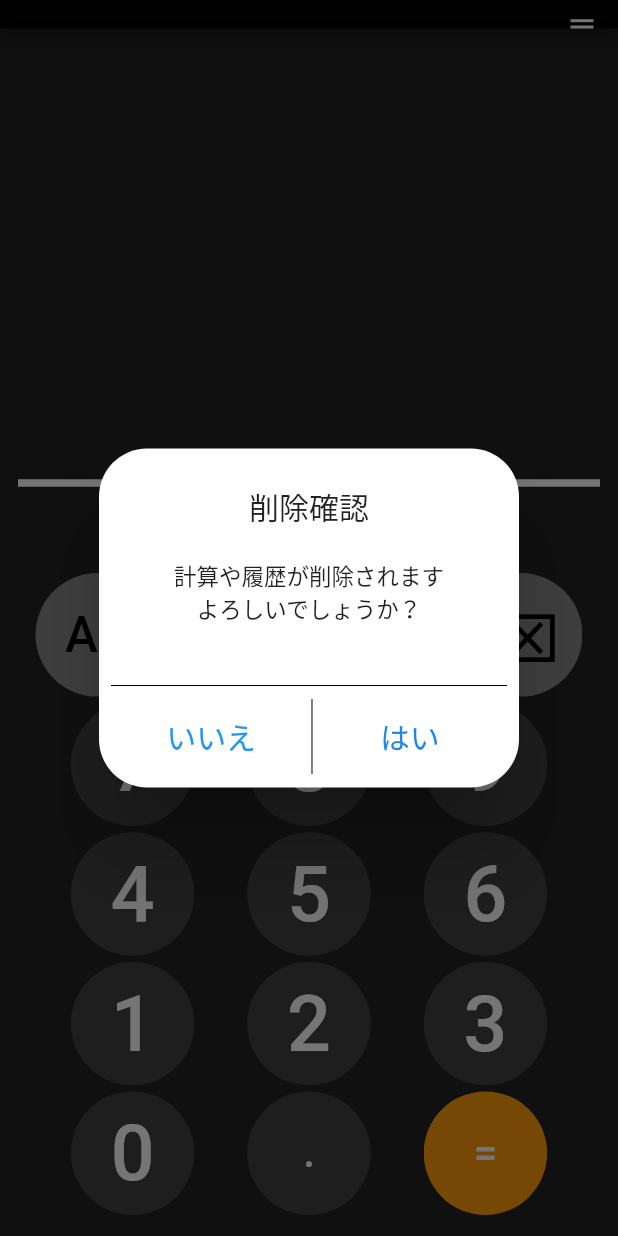
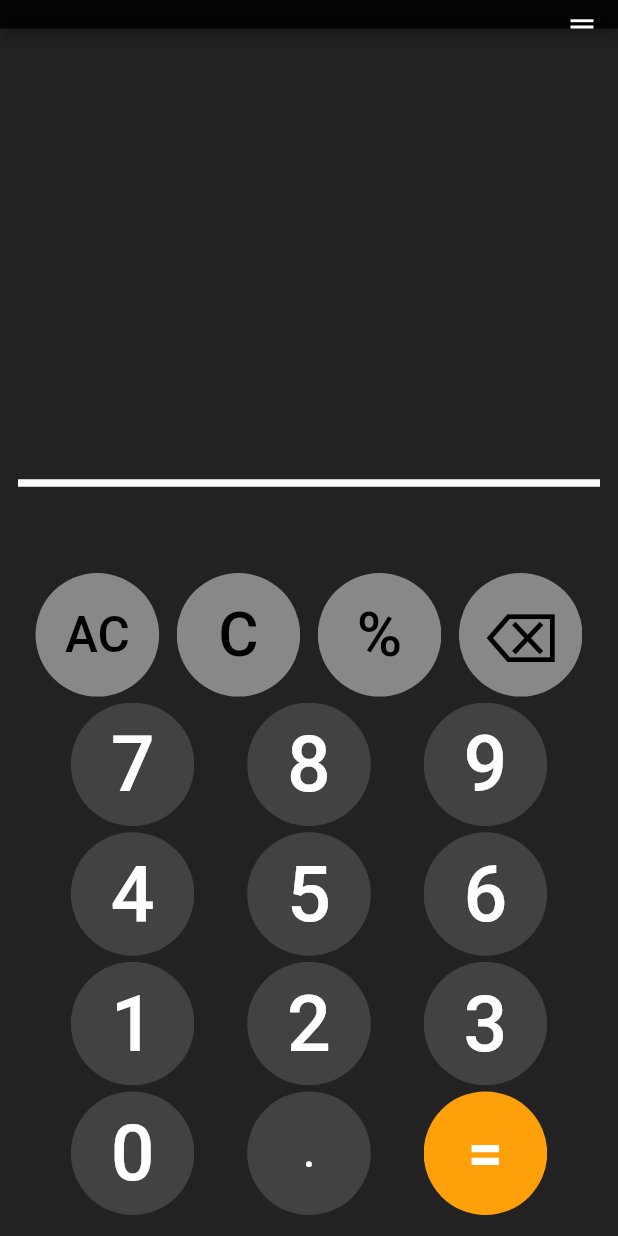
Before and after one commit to iseruuuuu/flick_calculator, a Flutter app: the screen it shows after launch, after a tap on "AC", on a phone screen of 412 x 824 dp. Run offline on Flutter 3.47's test engine with Material 2 defaults, Android fonts, the light colour scheme and no system bars; our stand-ins replace flutter_slidable, get, google_mobile_ads, math_expressions; missing offline and left inert: app_tracking_transparency, four_swipe_direction, holding_gesture; network calls fail.

Commit message:
fix: remove dialog

```diff
--- a/lib/screen/home_screen.dart
+++ b/lib/screen/home_screen.dart
@@ -121,7 +121,7 @@ class HomeScreen extends StatelessWidget {
                   ACButton(
                     text: 'AC',
                     textSize: deviceWidth / 12.5,
-                    callback: controller.onTapAC,
+                    callback: () => controller.allClear(),
                   ),
                   OtherButton(
                     text: 'C',
--- a/lib/screen/home_screen_controller.dart
+++ b/lib/screen/home_screen_controller.dart
@@ -1,6 +1,5 @@
 import 'package:app_tracking_transparency/app_tracking_transparency.dart';
 import 'package:calacrate_flick2_app/admob/admob_state.dart';
-import 'package:calacrate_flick2_app/service/button/dialog_button.dart';
 import 'package:flutter/cupertino.dart';
 import 'package:flutter/material.dart';
 import 'package:flutter/services.dart';
@@ -137,7 +136,7 @@ class HomeScreenController extends GetxController {
     }
   }
 
-  void allClear(String text) {
+  void allClear() {
     cal.clear();
     cal2.clear();
     expression = cal2.join('');
@@ -205,69 +204,7 @@ class HomeScreenController extends GetxController {
     }
   }
 
-  void onTapAC() {
-    showDialog(
-      context: Get.context!,
-      builder: (_) {
-        return AlertDialog(
-          shape: const RoundedRectangleBorder(
-              borderRadius: BorderRadius.all(Radius.circular(32.0))),
-          title: Text(
-            '削除確認',
-            textAlign: TextAlign.center,
-            style: TextStyle(fontSize: 20),
-          ),
-          content: Text(
-            '計算や履歴が削除されます\n' 'よろしいでしょうか？',
-            textAlign: TextAlign.center,
-            style: TextStyle(fontSize: 15),
-          ),
-          actions: [
-            Divider(
-              color: Colors.black,
-            ),
-            Row(
-              mainAxisAlignment: MainAxisAlignment.spaceEvenly,
-              children: [
-                Container(
-                  child: FlatButton(
-                    onPressed: () {
-                      Get.back();
-                    },
-                    child: Text(
-                      'いいえ',
-                      style: TextStyle(
-                        color: Colors.blue,
-                        fontSize: 20,
-                      ),
-                    ),
-                  ),
-                ),
-                Container(
-                  height: 50,
-                  width: 1,
-                  child: VerticalDivider(
-                    color: Colors.black,
-                  ),
-                ),
-                DialogButton(
-                  text: 'はい',
-                  textColor: 0xFF1E88E5,
-                  textSize: 20,
-                  callback: allClear,
-                  callback2: action,
-                ),
-              ],
-            ),
-          ],
-        );
-      },
-    );
-  }
-
   void action() {
     Get.back();
   }
-
-  void blank(String text) {}
 }
--- a/lib/service/button/dialog_button.dart
+++ /dev/null
@@ -1,47 +0,0 @@
-import 'package:flutter/material.dart';
-
-class DialogButton extends StatelessWidget {
-  final String text;
-  final int? fillColor;
-  final int textColor;
-  final double textSize;
-  final Function callback;
-  final Function callback2;
-
-  const DialogButton({
-    Key? key,
-    required this.text,
-    this.fillColor,
-    this.textColor = 0xFFFFFFFF,
-    this.textSize = 28,
-    required this.callback,
-    required this.callback2,
-  }) : super(key: key);
-
-  @override
-  Widget build(BuildContext context) {
-    return Container(
-      margin: EdgeInsets.only(top: 2, bottom: 2, right: 0, left: 0),
-      child: FlatButton(
-        shape: RoundedRectangleBorder(
-          borderRadius: BorderRadius.circular(20),
-        ),
-        onPressed: () {
-          callback(text);
-          callback2();
-        },
-        child: Padding(
-          padding: const EdgeInsets.all(1.0),
-          child: Text(
-            text,
-            style: TextStyle(
-              fontSize: textSize,
-            ),
-          ),
-        ),
-        color: fillColor != null ? Color(fillColor!) : null,
-        textColor: Color(textColor),
-      ),
-    );
-  }
-}
--- a/lib/service/button/equal_button.dart
+++ b/lib/service/button/equal_button.dart
@@ -4,12 +4,10 @@ class EqualButton extends StatelessWidget {
   const EqualButton({
     Key? key,
     required this.text,
-    this.textSize = 28,
     required this.callback,
   }) : super(key: key);
 
   final String text;
-  final double textSize;
   final Function() callback;
 
   @override
@@ -34,7 +32,8 @@ class EqualButton extends StatelessWidget {
                 child: Text(
                   text,
                   style: TextStyle(
-                    fontSize: textSize,
+                    fontSize: MediaQuery.of(context).size.width / 10,
+                    fontWeight: FontWeight.bold,
                   ),
                 ),
                 color: Color(0xFFFEA00A),
```
